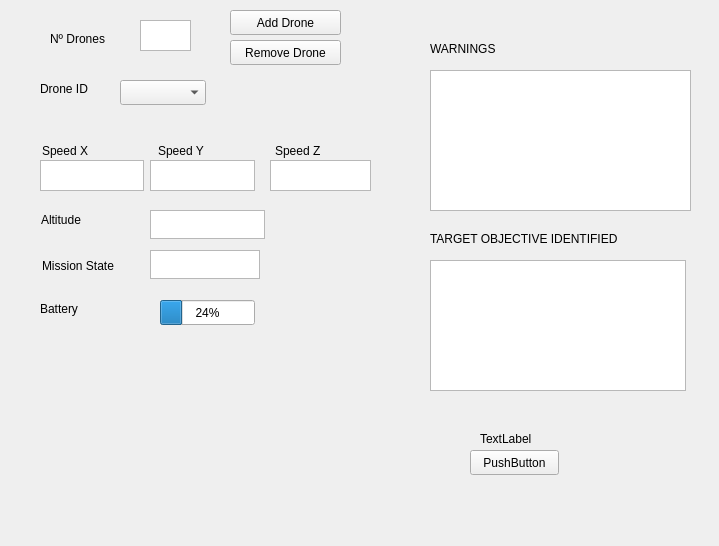
First picture: the form in ui/rqt_sarus_test_plugin/rqt_sarus_test_plugin_widget.ui, repository javier-ferre/rqt_sarus_gui, before the edit.
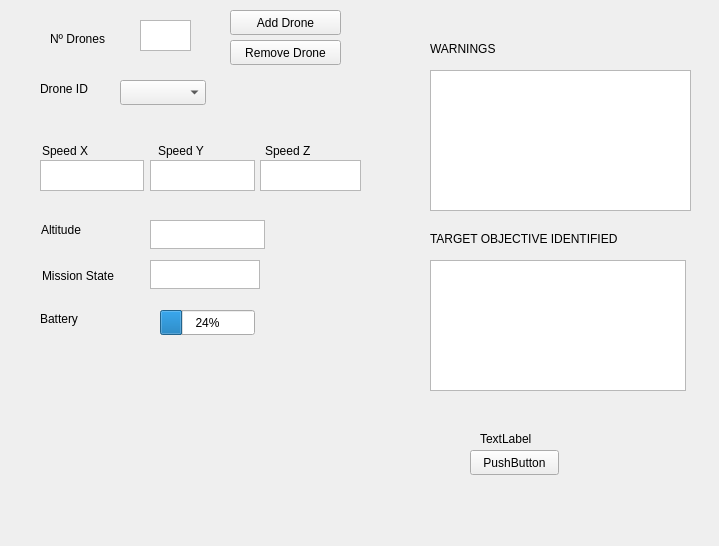
Second picture: the form after the edit.

Commit message: Added Speed Z display

The edit to the form file:
```diff
--- a/ui/rqt_sarus_test_plugin/rqt_sarus_test_plugin_widget.ui
+++ b/ui/rqt_sarus_test_plugin/rqt_sarus_test_plugin_widget.ui
@@ -160,7 +160,7 @@
   <widget class="QTextBrowser" name="speedZ">
    <property name="geometry">
     <rect>
-     <x>270</x>
+     <x>260</x>
      <y>160</y>
      <width>101</width>
      <height>31</height>
@@ -216,7 +216,7 @@
   <widget class="QLabel" name="label_6">
    <property name="geometry">
     <rect>
-     <x>275</x>
+     <x>265</x>
      <y>142</y>
      <width>55</width>
      <height>17</height>
@@ -230,7 +230,7 @@
    <property name="geometry">
     <rect>
      <x>41</x>
-     <y>211</y>
+     <y>221</y>
      <width>56</width>
      <height>17</height>
     </rect>
@@ -243,7 +243,7 @@
    <property name="geometry">
     <rect>
      <x>150</x>
-     <y>210</y>
+     <y>220</y>
      <width>115</width>
      <height>29</height>
     </rect>
@@ -253,7 +253,7 @@
    <property name="geometry">
     <rect>
      <x>42</x>
-     <y>257</y>
+     <y>267</y>
      <width>91</width>
      <height>17</height>
     </rect>
@@ -266,7 +266,7 @@
    <property name="geometry">
     <rect>
      <x>150</x>
-     <y>250</y>
+     <y>260</y>
      <width>110</width>
      <height>29</height>
     </rect>
@@ -279,7 +279,7 @@
    <property name="geometry">
     <rect>
      <x>40</x>
-     <y>300</y>
+     <y>310</y>
      <width>53</width>
      <height>17</height>
     </rect>
@@ -292,7 +292,7 @@
    <property name="geometry">
     <rect>
      <x>160</x>
-     <y>300</y>
+     <y>310</y>
      <width>95</width>
      <height>25</height>
     </rect>
```
The commit also changes 1 other file.
